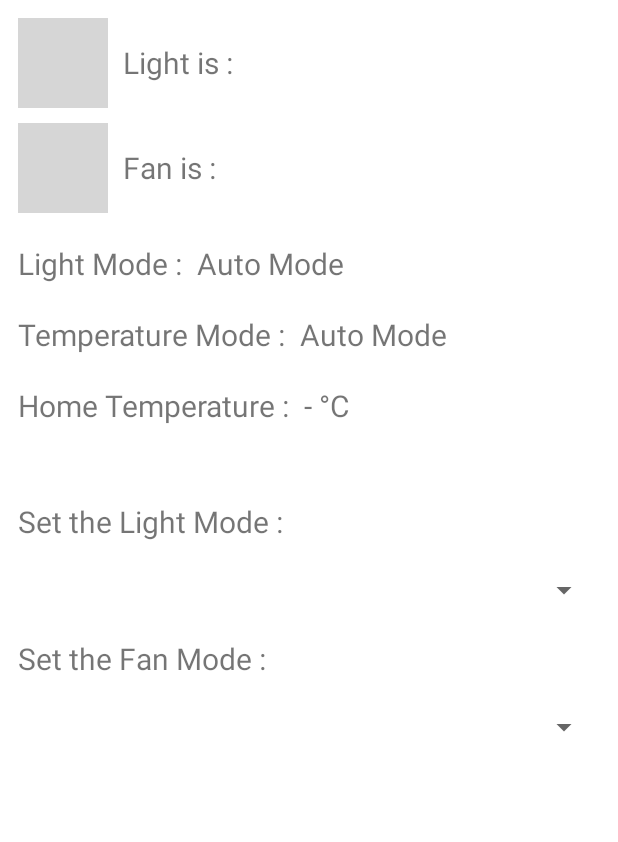
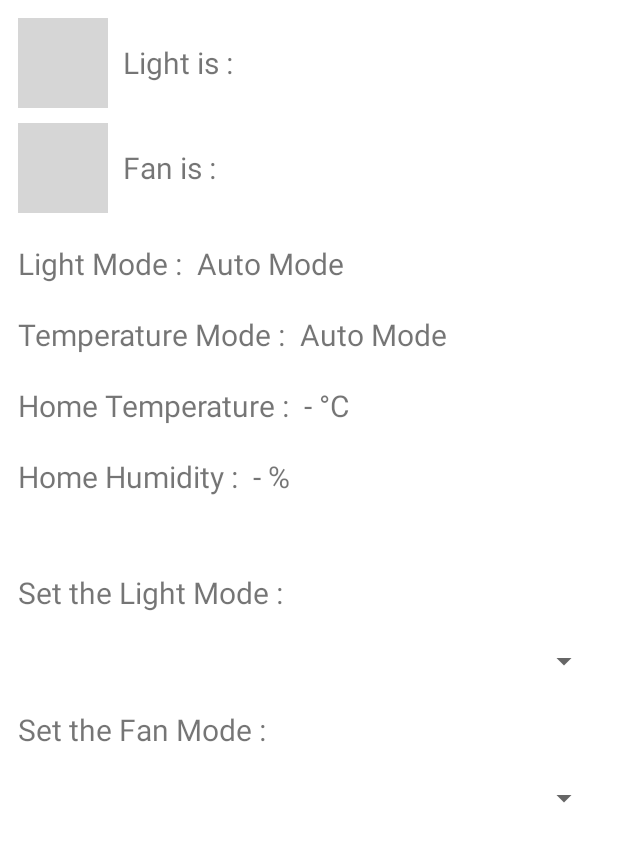
Before and after one commit to CharlotteProjects/IoTMiniProject, an Android app: the layout activity_main.xml on its own in the app's theme, with its tools: preview values and no code run, on a phone screen of 412 x 824 dp. Shown: the top 842 px of the screen. Run offline under Robolectric (Android 15) with nearby library versions, the phone set to English and light mode, and no system bars; grey boxes are pictures that could not be loaded.

Commit message:
add Humi Text

```diff
--- a/app/src/main/res/layout/activity_main.xml
+++ b/app/src/main/res/layout/activity_main.xml
@@ -121,7 +121,7 @@
         app:layout_constraintTop_toBottomOf="@+id/text_LightMode" />
 
     <TextView
-        android:id="@+id/text_DHT"
+        android:id="@+id/text_DHT_T"
         android:layout_width="wrap_content"
         android:layout_height="wrap_content"
         android:layout_marginTop="20sp"
@@ -140,8 +140,31 @@
         android:textSize="20sp"
         app:layout_constraintEnd_toEndOf="parent"
         app:layout_constraintHorizontal_bias="0.0"
-        app:layout_constraintStart_toEndOf="@+id/text_DHT"
+        app:layout_constraintStart_toEndOf="@+id/text_DHT_T"
         app:layout_constraintTop_toBottomOf="@+id/text_FanMode" />
+
+    <TextView
+        android:id="@+id/text_DHT_H"
+        android:layout_width="wrap_content"
+        android:layout_height="wrap_content"
+        android:layout_marginTop="20sp"
+        android:text="@string/text_DHT_H"
+        android:textSize="20sp"
+        app:layout_constraintStart_toStartOf="parent"
+        app:layout_constraintTop_toBottomOf="@+id/text_DHT_T" />
+
+    <TextView
+        android:id="@+id/text_DHTHumi"
+        android:layout_width="wrap_content"
+        android:layout_height="wrap_content"
+        android:layout_marginStart="10sp"
+        android:layout_marginTop="20sp"
+        android:text="@string/text_DHTHumi"
+        android:textSize="20sp"
+        app:layout_constraintEnd_toEndOf="parent"
+        app:layout_constraintHorizontal_bias="0.0"
+        app:layout_constraintStart_toEndOf="@+id/text_DHT_H"
+        app:layout_constraintTop_toBottomOf="@+id/text_DHT_T" />
 
     <TextView
         android:id="@+id/text_ChooesLightMode"
@@ -154,7 +177,7 @@
         app:layout_constraintLeft_toLeftOf="parent"
         app:layout_constraintRight_toRightOf="parent"
         app:layout_constraintStart_toStartOf="parent"
-        app:layout_constraintTop_toBottomOf="@+id/text_DHT"
+        app:layout_constraintTop_toBottomOf="@+id/text_DHT_H"
         app:layout_constraintVertical_bias="0.0" />
 
     <Spinner
--- a/app/src/main/res/values/strings.xml
+++ b/app/src/main/res/values/strings.xml
@@ -8,7 +8,9 @@
     <string name="text_FanMode">Temperature Mode :</string>
     <string name="text_YourFanMode">Auto Mode</string>
     <string name="text_DHT">Home Temperature :</string>
+    <string name="text_DHT_H">Home Humidity :</string>
     <string name="text_DHTTemp">- °C</string>
+    <string name="text_DHTHumi">- %</string>
     <string name="text_ChooseModeFan">Set the Fan Mode :</string>
     <string name="text_LightState_text">Light is :</string>
     <string name="text_FanState_text">Fan is :</string>
```
Also changed, not shown: app/src/main/java/com/charlottesutdio/iotminiproject/MainActivity.java (+28 -0 lines).
